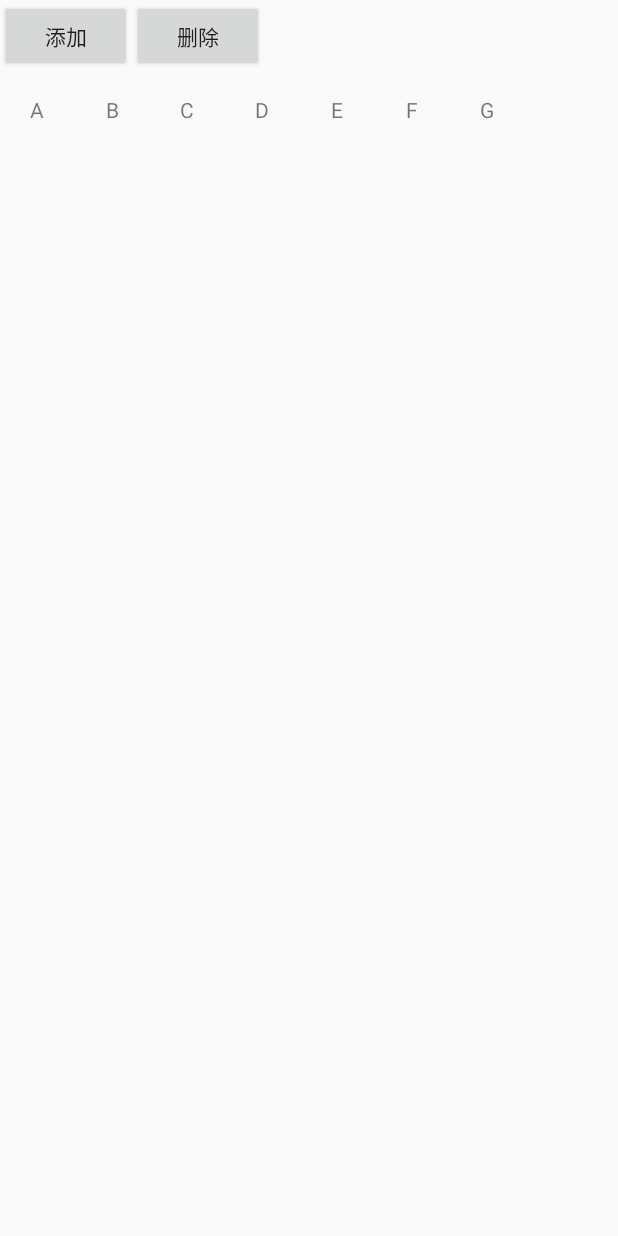
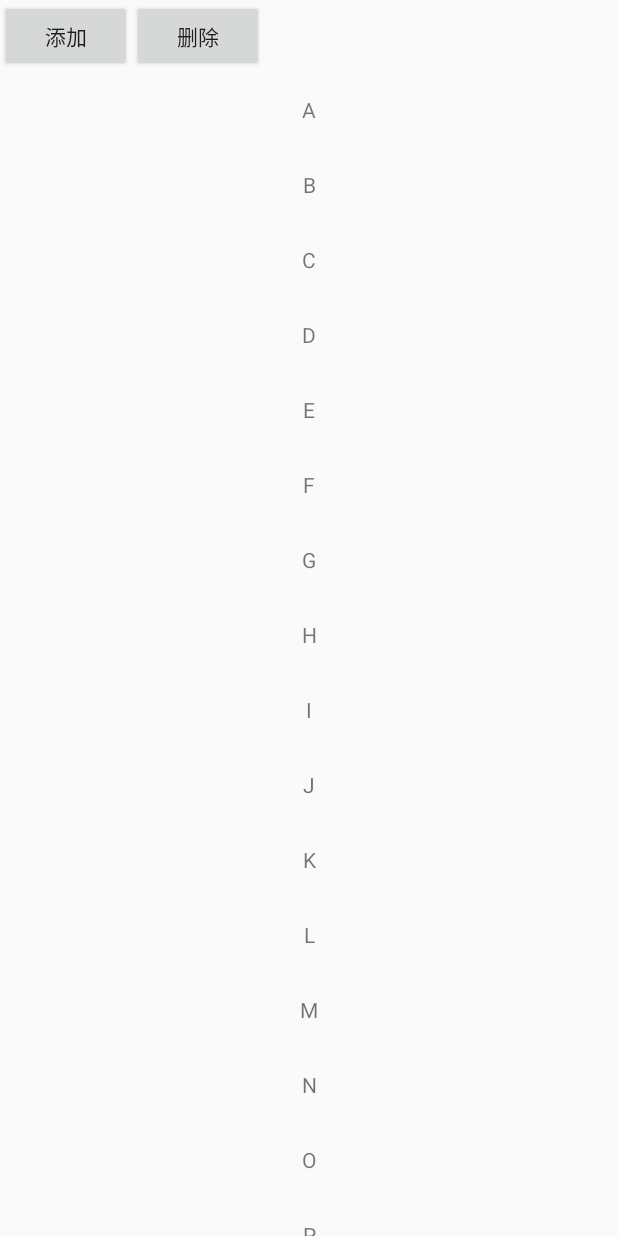
Before and after one commit to hebaulida/SuperRecyclerView, an Android app: the screen it shows after launch (MainActivity), on a phone screen of 412 x 824 dp. Run offline under Robolectric (Android 15) with nearby library versions, the phone set to English and light mode, and no system bars.

Commit message:
实现了下拉刷新，上拉自动加载

```diff
--- a/src/main/java/com/lee/superrecyclerview/MainActivity.java
+++ b/src/main/java/com/lee/superrecyclerview/MainActivity.java
@@ -2,6 +2,7 @@ package com.lee.superrecyclerview;
 
 import android.app.Activity;
 import android.os.Bundle;
+import android.support.v4.widget.SwipeRefreshLayout;
 import android.support.v7.widget.DefaultItemAnimator;
 import android.support.v7.widget.GridLayoutManager;
 import android.support.v7.widget.LinearLayoutManager;
@@ -23,11 +24,32 @@ public class MainActivity extends Activity {
 	private GridLayoutManager mGridLayoutManager;
 	private StaggeredGridLayoutManager mStaggeredGridLayoutManager;
 	private Button add;
+	private SwipeRefreshLayout mSwipeRefreshLayout;
+	private int lastVisibleItem;
 	@Override
 	protected void onCreate(Bundle savedInstanceState) {
 		super.onCreate(savedInstanceState);
 		setContentView(R.layout.activity_main);
 		add = (Button) findViewById(R.id.add);
+		mSwipeRefreshLayout = (SwipeRefreshLayout) findViewById(R.id.my_swiperefresh_view);
+
+		//下拉刷新数据
+		mSwipeRefreshLayout.setProgressBackgroundColorSchemeResource(R.color.google_green);
+		mSwipeRefreshLayout.setColorSchemeColors(R.color.google_blue,
+				R.color.google_red,
+				R.color.google_green,
+				R.color.google_black);
+		mSwipeRefreshLayout.setOnRefreshListener(new SwipeRefreshLayout.OnRefreshListener() {
+			@Override
+			public void onRefresh() {
+				fetchingNewData();
+//				mSwipeRefreshLayout.setRefreshing(false);
+				mAdapter.notifyDataSetChanged();
+				Toast.makeText(getApplicationContext(), "shuaxin", Toast.LENGTH_SHORT).show();
+			}
+		});
+
+
 		initData();
 
 		//创建并设置Adapter
@@ -36,7 +58,7 @@ public class MainActivity extends Activity {
 
 		mLinearLayoutManager = new LinearLayoutManager(this);
 		//垂直方向
-		mLinearLayoutManager.setOrientation(OrientationHelper.HORIZONTAL);
+		mLinearLayoutManager.setOrientation(OrientationHelper.VERTICAL);
 
 //		mGridLayoutManager = new GridLayoutManager(this, 4);
 
@@ -68,16 +90,43 @@ public class MainActivity extends Activity {
 		add.setOnClickListener(new View.OnClickListener() {
 			@Override
 			public void onClick(View view) {
-				mAdapter.addItem("add item",1);
+				mAdapter.addItem("add item", 1);
 			}
 		});
-
+		//上拉刷新
+		mRecyclerView.addOnScrollListener(new RecyclerView.OnScrollListener() {
+			@Override
+			public void onScrollStateChanged(RecyclerView recyclerView, int newState) {
+				super.onScrollStateChanged(recyclerView, newState);
+				if(newState == recyclerView.SCROLL_STATE_IDLE
+						&& lastVisibleItem + 1 == mAdapter.getItemCount()){
+					MoreData();
+					mAdapter.notifyDataSetChanged();
+				}
+			}
+			@Override
+			public void onScrolled(RecyclerView recyclerView, int dx, int dy) {
+				super.onScrolled(recyclerView, dx, dy);
+				lastVisibleItem =mLinearLayoutManager.findLastVisibleItemPosition();
+			}
+		});
 	}
 	protected void initData() {
 		mDatas = new ArrayList<String>();
-		for (int i = 'A'; i <= 'G'; i++)
+		for (int i = 'A'; i <= 'Z'; i++)
 		{
 			mDatas.add("" + (char) i);
 		}
 	}
+	private void fetchingNewData() {
+		for(int i = 0;i<5;i++) {
+			mDatas.add(i, "新数据" + i);
+		}
+		mSwipeRefreshLayout.setRefreshing(false);
+	}
+	private void MoreData() {
+		for(int i = 0;i<5;i++) {
+			mDatas.add( "新数据----" + i);
+		}
+	}
 }
--- a/src/main/res/layout/activity_main.xml
+++ b/src/main/res/layout/activity_main.xml
@@ -22,10 +22,17 @@
             android:id="@+id/del"
             android:text="@string/del"/>
     </LinearLayout>
-    <android.support.v7.widget.RecyclerView
+    <android.support.v4.widget.SwipeRefreshLayout
         android:layout_below="@+id/title"
-        android:id="@+id/my_recycler_view"
-        android:layout_width="match_parent"
-        android:layout_height="match_parent"
-        android:scrollbars="vertical"/>
+        android:id="@+id/my_swiperefresh_view"
+        android:layout_width="fill_parent"
+        android:layout_height="fill_parent"
+        android:scrollbars="vertical"
+        >
+        <android.support.v7.widget.RecyclerView
+            android:id="@+id/my_recycler_view"
+            android:layout_width="match_parent"
+            android:layout_height="match_parent"
+            android:scrollbars="vertical"/>
+    </android.support.v4.widget.SwipeRefreshLayout>
 </RelativeLayout>
--- a/src/main/res/layout/item.xml
+++ b/src/main/res/layout/item.xml
@@ -1,12 +1,12 @@
 <?xml version="1.0" encoding="utf-8"?>
 <LinearLayout xmlns:android="http://schemas.android.com/apk/res/android"
-              android:layout_width="wrap_content"
+              android:layout_width="match_parent"
               android:layout_height="wrap_content"
               android:id="@+id/item"
     >
     <TextView
         android:id="@+id/id_num"
-        android:layout_width="50dp"
+        android:layout_width="match_parent"
         android:layout_height="50dp"
         android:gravity="center"
         android:text="1" />
--- a/src/main/res/values/colors.xml
+++ b/src/main/res/values/colors.xml
@@ -3,4 +3,8 @@
     <color name="colorPrimary">#3F51B5</color>
     <color name="colorPrimaryDark">#303F9F</color>
     <color name="colorAccent">#FF4081</color>
+    <color name="google_red">#ff0000</color>
+    <color name="google_green">#00ff00</color>
+    <color name="google_blue">#0000ff</color>
+    <color name="google_black">#000000</color>
 </resources>
```
